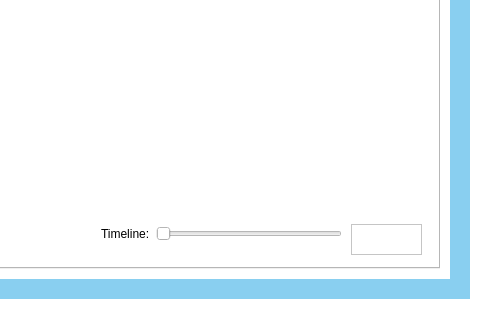
First picture: the form in mainwindow.ui, repository lotila/RoadConditionsDashboard, before the edit; both pictures show x 761 to 1242 and y 472 to 792 of the 1242 by 792 pixel window.
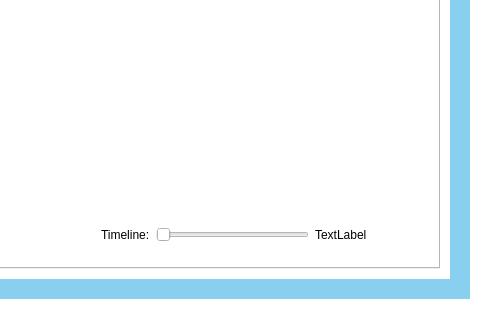
Second picture: the form after the edit. The open tabs and pages were chosen to show the change. Custom widgets are drawn as their Qt base class.

```diff
--- a/mainwindow.ui
+++ b/mainwindow.ui
@@ -3962,11 +3962,11 @@
            <rect>
             <x>830</x>
             <y>580</y>
-            <width>241</width>
-            <height>20</height>
+            <width>291</width>
+            <height>21</height>
            </rect>
           </property>
-          <layout class="QHBoxLayout" name="horizontalLayout_2">
+          <layout class="QHBoxLayout" name="horizontalLayout_2" stretch="0,6,3">
            <item>
             <widget class="QLabel" name="label">
              <property name="text">
@@ -3981,18 +3981,15 @@
              </property>
             </widget>
            </item>
+           <item>
+            <widget class="QLabel" name="timeLineSelected">
+             <property name="text">
+              <string>TextLabel</string>
+             </property>
+            </widget>
+           </item>
           </layout>
          </widget>
-         <widget class="QTextBrowser" name="textBrowser">
-          <property name="geometry">
-           <rect>
-            <x>1080</x>
-            <y>580</y>
-            <width>71</width>
-            <height>31</height>
-           </rect>
-          </property>
-         </widget>
         </widget>
        </widget>
        <widget class="QWidget" name="tab_2">
```
Left out of the diff: 4 changed lines with no effect on the pictures.
